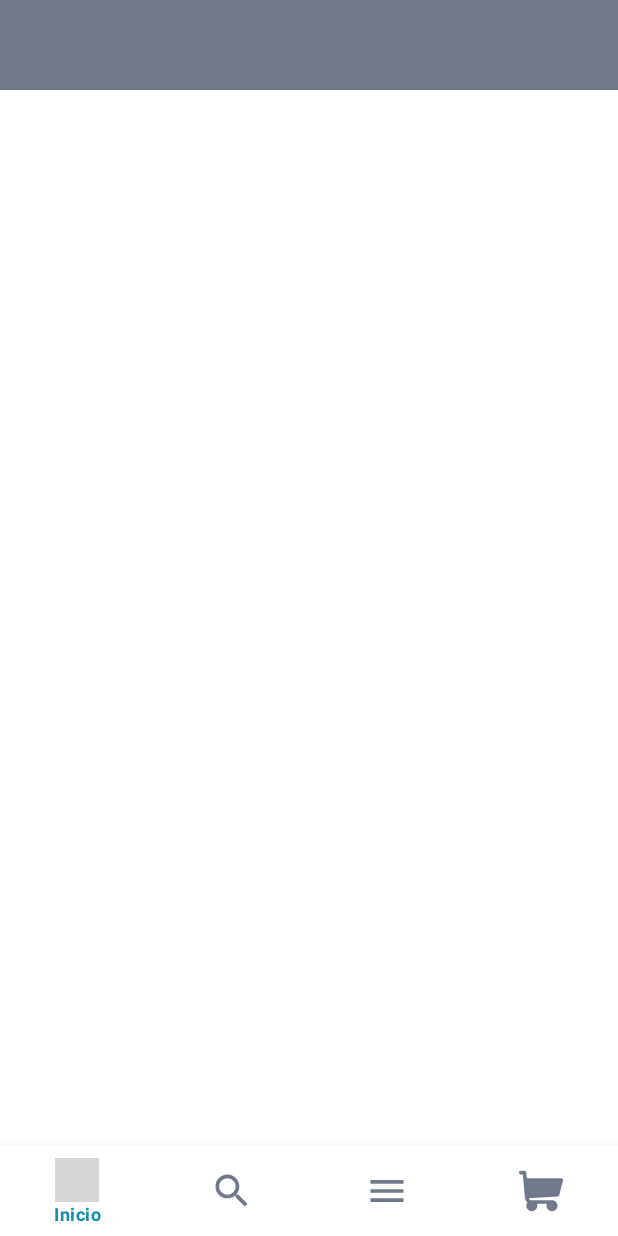
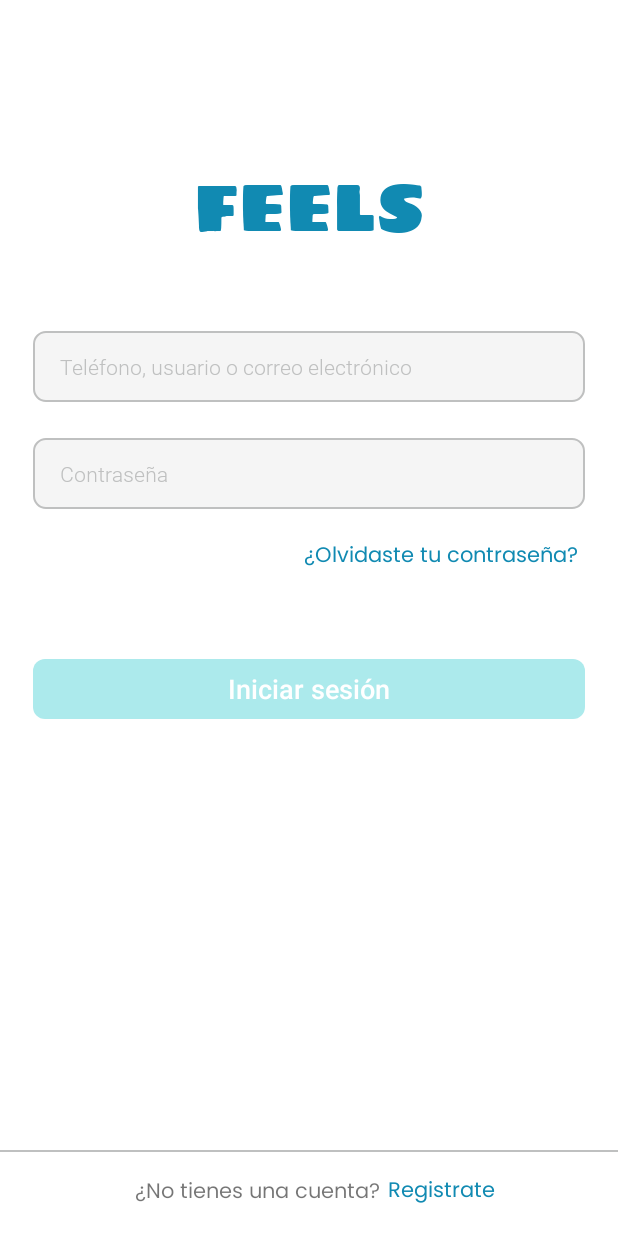
Before and after one commit to AlexisU32/feels, an Android app: the screen it shows after launch (Principal before the commit, Login after it), on a phone screen of 412 x 824 dp. Run offline under Robolectric (Android 15) with nearby library versions, the phone set to English and light mode, and no system bars; grey boxes are pictures that could not be loaded.

Commit message:
Se termino de ajustar lo necesario para el login

```diff
--- a/app/src/main/java/com/example/feels/Login.java
+++ b/app/src/main/java/com/example/feels/Login.java
@@ -2,34 +2,185 @@ package com.example.feels;
 
 import androidx.appcompat.app.AppCompatActivity;
 
-import android.content.Context;
-import android.net.ConnectivityManager;
-import android.net.NetworkInfo;
+import android.annotation.SuppressLint;
+import android.content.Intent;
+import android.content.SharedPreferences;
 import android.os.Bundle;
-import android.view.WindowManager;
+import android.os.Handler;
+import android.text.Editable;
+import android.text.TextWatcher;
+import android.view.KeyEvent;
+import android.view.View;
+import android.view.inputmethod.EditorInfo;
+import android.widget.Button;
+import android.widget.EditText;
+import android.widget.TextView;
 import android.widget.Toast;
 
 public class Login extends AppCompatActivity {
 
+    /**
+     * @author Alexis Ruiz Uribe
+     * @date 10/10/2021
+     * @params
+     * @resumen Clase para la activity del Login
+     */
+
+    // Referenciar los objetos del xml
+    EditText user, password;
+    TextView olvido_contraseña, registrarse;
+    Button iniciar_sesion;
+
+    // Instanciar un objeto de la clase Handler
+    Handler handler = new Handler();
+
+    @SuppressLint("UseCompatLoadingForDrawables")
     @Override
     protected void onCreate(Bundle savedInstanceState) {
         super.onCreate(savedInstanceState);
-        // Hacemos que esta vista se vea en toda la pantalla
-        getWindow().setFlags(WindowManager.LayoutParams.FLAG_FULLSCREEN, WindowManager.LayoutParams.FLAG_FULLSCREEN);
         setContentView(R.layout.activity_login);
 
-        // Verificar si el usuario está conectado a internet
-        ConnectivityManager connectivityManager = (ConnectivityManager) getSystemService(Context.CONNECTIVITY_SERVICE);
-        NetworkInfo networkInfo = connectivityManager.getActiveNetworkInfo();
+        // Instanciar los objetos del xml
+        user = findViewById(R.id.et_user_login);
+        password = findViewById(R.id.et_password_login);
+        olvido_contraseña = findViewById(R.id.tv_recuperar_password_login);
+        registrarse = findViewById(R.id.tv_registrarse_login);
+        iniciar_sesion = findViewById(R.id.btn_iniciar_sesion_login);
 
-        if (networkInfo != null && networkInfo.isConnected()) {
-            Toast.makeText(getApplicationContext(), "Está conectado " + networkInfo.getState(), Toast.LENGTH_SHORT).show();
-        }else{
-            Toast.makeText(getApplicationContext(), "No está conectado ", Toast.LENGTH_SHORT).show();
-        }
+        /**
+         * @author Alexis Ruiz Uribe
+         * @date 10/10/2021
+         * @params
+         * @resumen se bloquea el botón para que funcione solo cuando hayan datos en lo editext
+         */
+        iniciar_sesion.setEnabled(false);
+        iniciar_sesion.setBackground(getResources().getDrawable(R.drawable.fondo_btn_ingresar_bloqueado));
+
+        /**
+         * @author Alexis Ruiz Uribe
+         * @date 10/10/2021
+         * @params
+         * @resumen Con este método verificamos que cuando se escriba en los editex se desactive active el boton de inicio de sessión
+         */
+        user.addTextChangedListener(new TextWatcher() {
+            @Override
+            public void onTextChanged(CharSequence s, int start, int before, int count) {
+                // TODO Auto-generated method stub
+                if (!user.getText().toString().isEmpty() && !password.getText().toString().isEmpty()){
+                    iniciar_sesion.setEnabled(true);
+                    iniciar_sesion.setBackground(getResources().getDrawable(R.drawable.fondo_btn_ingresar));
+                }else{
+                    iniciar_sesion.setEnabled(false);
+                    iniciar_sesion.setBackground(getResources().getDrawable(R.drawable.fondo_btn_ingresar_bloqueado));
+                }
+
+            }
+
+            @Override
+            public void beforeTextChanged(CharSequence s, int start, int count, int after) {
+                // TODO Auto-generated method stub
+
+            }
+
+            @Override
+            public void afterTextChanged(Editable s) {
+                // TODO Auto-generated method stub
+
+            }
+        });
+
+        /**
+         * @author Alexis Ruiz Uribe
+         * @date 10/10/2021
+         * @params
+         * @resumen Con este método verificamos que cuando se escriba en los editex se desactive active el boton de inicio de sessión
+         */
+        password.addTextChangedListener(new TextWatcher() {
+            @Override
+            public void onTextChanged(CharSequence s, int start, int before, int count) {
+                // TODO Auto-generated method stub
+                if (!user.getText().toString().isEmpty() && !password.getText().toString().isEmpty()){
+                    iniciar_sesion.setEnabled(true);
+                    iniciar_sesion.setBackground(getResources().getDrawable(R.drawable.fondo_btn_ingresar));
+                }else{
+                    iniciar_sesion.setEnabled(false);
+                    iniciar_sesion.setBackground(getResources().getDrawable(R.drawable.fondo_btn_ingresar_bloqueado));
+                }
+
+            }
+
+            @Override
+            public void beforeTextChanged(CharSequence s, int start, int count, int after) {
+                // TODO Auto-generated method stub
+
+            }
+
+            @Override
+            public void afterTextChanged(Editable s) {
+                // TODO Auto-generated method stub
+
+            }
+        });
+
+        /**
+         * @author Alexis Ruiz Uribe
+         * @date 10/10/2021
+         * @params
+         * @resumen Función para validar el usuario y la contraseña para luego iniciar sesión
+         */
+        iniciar_sesion.setOnClickListener(new View.OnClickListener() {
+            @Override
+            public void onClick(View view) {
+
+                if (user.getText().toString().isEmpty()){
+                    Toast.makeText(getApplicationContext(), "Debe llenar este campo", Toast.LENGTH_SHORT).show();
+                    user.requestFocus();
+                    return;
+                }
+
+                if (password.getText().toString().isEmpty()){
+                    Toast.makeText(getApplicationContext(), "Debe llenar este campo", Toast.LENGTH_SHORT).show();
+                    password.requestFocus();
+                    return;
+                }
+
+                Toast.makeText(getApplicationContext(), "Ya ha iniciado sesión", Toast.LENGTH_SHORT).show();
+                iniciar_sesion.setEnabled(false);
+                iniciar_sesion.setBackground(getResources().getDrawable(R.drawable.fondo_btn_ingresar_bloqueado));
+                user.setText("");
+                password.setText("");
+                user.requestFocus();
+            }
+        });
+
+        /**
+         * @author Alexis Ruiz Uribe
+         * @date 10/10/2021
+         * @params
+         * @resumen Método para redireccionar al actyvity de recuperar la contraseña
+         */
+        olvido_contraseña.setOnClickListener(new View.OnClickListener() {
+            @Override
+            public void onClick(View view) {
 
 
+                //startActivity(new Intent(getApplicationContext(), ));
 
+            }
+        });
+
+        /**
+         * @author Alexis Ruiz Uribe
+         * @date 10/10/2021
+         * @params
+         * @resumen Método para redireccionar al actyvity de registrar al usuario
+         */
+        registrarse.setOnClickListener(new View.OnClickListener() {
+            @Override
+            public void onClick(View view) {
+
+            }
+        });
 
 
 
--- /dev/null
+++ b/app/src/main/res/drawable/fondo_btn_ingresar.xml
@@ -0,0 +1,5 @@
+<?xml version="1.0" encoding="utf-8"?>
+<shape xmlns:android="http://schemas.android.com/apk/res/android">
+    <gradient android:startColor="@color/turquesa" android:endColor="@color/turquesa"/>
+    <corners android:radius="8dp"/>
+</shape>
--- /dev/null
+++ b/app/src/main/res/drawable/fondo_btn_ingresar_bloqueado.xml
@@ -0,0 +1,5 @@
+<?xml version="1.0" encoding="utf-8"?>
+<shape xmlns:android="http://schemas.android.com/apk/res/android">
+    <gradient android:startColor="@color/turquesa_claro" android:endColor="@color/turquesa_claro"/>
+    <corners android:radius="8dp"/>
+</shape>
--- /dev/null
+++ b/app/src/main/res/drawable/fondo_btn_login.xml
@@ -0,0 +1,6 @@
+<?xml version="1.0" encoding="utf-8"?>
+<shape xmlns:android="http://schemas.android.com/apk/res/android">
+    <gradient android:endColor="@color/gris_mas_claro" android:startColor="@color/gris_mas_claro"/>
+    <corners android:radius="8dp"/>
+    <stroke android:color="@color/gris_claro" android:width="1sp"/>
+</shape>
--- a/app/src/main/res/layout/activity_login.xml
+++ b/app/src/main/res/layout/activity_login.xml
@@ -4,51 +4,138 @@
     xmlns:tools="http://schemas.android.com/tools"
     android:layout_width="match_parent"
     android:layout_height="match_parent"
+    android:orientation="vertical"
     tools:context=".Login"
-    >
-
+    android:background="@color/white">
 
     <TextView
-        android:id="@+id/textView2"
+        android:id="@+id/textView3"
         android:layout_width="wrap_content"
         android:layout_height="wrap_content"
+        android:layout_marginTop="100dp"
         android:fontFamily="@font/sigmar_one"
         android:text="FEELS"
         android:textColor="@color/azul_primario"
-        android:textSize="70sp"
-        app:layout_constraintBottom_toTopOf="@+id/textView"
+        android:textSize="45sp"
         app:layout_constraintEnd_toEndOf="parent"
-        app:layout_constraintHorizontal_bias="0.497"
+        app:layout_constraintStart_toStartOf="parent"
+        app:layout_constraintTop_toTopOf="parent" />
+
+    <EditText
+        android:id="@+id/et_user_login"
+        android:layout_width="match_parent"
+        android:layout_marginLeft="22dp"
+        android:layout_marginRight="22dp"
+        android:background="@drawable/fondo_btn_login"
+        android:hint="Teléfono, usuario o correo electrónico"
+        android:textColorHint="@color/gris_claro"
+        android:textSize="14sp"
+        android:textColor="@color/black"
+        android:fontFamily="@font/roboto_light"
+        android:paddingLeft="18dp"
+        android:inputType="text"
+        android:imeOptions="actionNext"
+        android:singleLine="true"
+        android:maxLength="40"
+
+        android:layout_height="47dp"
+        android:layout_marginTop="45dp"
+        app:layout_constraintEnd_toEndOf="parent"
+        app:layout_constraintHorizontal_bias="0.495"
+        app:layout_constraintStart_toStartOf="parent"
+        app:layout_constraintTop_toBottomOf="@+id/textView3" />
+
+    <EditText
+        android:id="@+id/et_password_login"
+        android:layout_width="match_parent"
+        android:layout_marginLeft="22dp"
+        android:layout_marginRight="22dp"
+        android:background="@drawable/fondo_btn_login"
+        android:hint="Contraseña"
+        android:textColorHint="@color/gris_claro"
+        android:textColor="@color/black"
+        android:textSize="14sp"
+        android:fontFamily="@font/roboto_light"
+        android:paddingLeft="18dp"
+        android:inputType="textPassword"
+        android:singleLine="true"
+        android:maxLength="40"
+
+        android:layout_height="47dp"
+        android:layout_marginTop="24dp"
+        app:layout_constraintEnd_toEndOf="parent"
+        app:layout_constraintHorizontal_bias="0.495"
+        app:layout_constraintStart_toStartOf="parent"
+        app:layout_constraintTop_toBottomOf="@+id/et_user_login" />
+
+    <TextView
+        android:id="@+id/tv_recuperar_password_login"
+        android:layout_width="wrap_content"
+        android:layout_height="wrap_content"
+        android:text="¿Olvidaste tu contraseña?"
+        android:textColor="@color/azul_primario"
+        android:fontFamily="@font/poppins_regular"
+        app:layout_constraintBottom_toTopOf="@+id/btn_iniciar_sesion_login"
+        app:layout_constraintEnd_toEndOf="parent"
+        app:layout_constraintHorizontal_bias="0.884"
+        app:layout_constraintStart_toStartOf="parent"
+        app:layout_constraintTop_toBottomOf="@+id/et_password_login"
+        app:layout_constraintVertical_bias="0.259" />
+
+    <Button
+        android:id="@+id/btn_iniciar_sesion_login"
+        android:layout_width="match_parent"
+        android:layout_marginLeft="22dp"
+        android:layout_marginRight="22dp"
+        android:layout_height="40dp"
+        android:layout_marginTop="100dp"
+        android:background="@drawable/fondo_btn_ingresar"
+        android:text="Iniciar sesión"
+        android:textAllCaps="false"
+        android:textColor="@color/white"
+        android:textSize="18sp"
+        app:layout_constraintEnd_toEndOf="parent"
+        app:layout_constraintStart_toStartOf="parent"
+        app:layout_constraintTop_toBottomOf="@+id/et_password_login" />
+
+    <View
+        android:id="@+id/view"
+        android:layout_width="fill_parent"
+        android:layout_height="1dp"
+        android:background="@color/gris_claro"
+        app:layout_constraintBottom_toBottomOf="parent"
+        app:layout_constraintEnd_toEndOf="parent"
         app:layout_constraintStart_toStartOf="parent"
         app:layout_constraintTop_toTopOf="parent"
-        app:layout_constraintVertical_bias="0.56" />
+        app:layout_constraintVertical_bias="0.932" />
 
     <TextView
+        android:id="@+id/textView4"
         android:layout_width="wrap_content"
         android:layout_height="wrap_content"
-        android:text="from"
-        android:textSize="19sp"
         android:fontFamily="@font/poppins_regular"
-        android:textColor="@color/gris_claro"
-        app:layout_constraintBottom_toTopOf="@+id/textView"
+        android:text="¿No tienes una cuenta?"
+        app:layout_constraintBottom_toBottomOf="parent"
         app:layout_constraintEnd_toEndOf="parent"
-        app:layout_constraintHorizontal_bias="0.498"
+        app:layout_constraintHorizontal_bias="0.361"
         app:layout_constraintStart_toStartOf="parent"
-        app:layout_constraintTop_toBottomOf="@+id/textView2"
-        app:layout_constraintVertical_bias="1.0" />
+        app:layout_constraintTop_toBottomOf="@+id/view"
+        app:layout_constraintVertical_bias="0.48" />
 
     <TextView
-        android:id="@+id/textView"
+        android:id="@+id/tv_registrarse_login"
         android:layout_width="wrap_content"
         android:layout_height="wrap_content"
-        android:layout_marginBottom="32dp"
-        android:fontFamily="@font/poppins_bold"
-        android:text="ALEXIS.COM.CO"
+        android:layout_marginStart="5dp"
+        android:text="Registrate"
         android:textColor="@color/azul_primario"
-        android:textSize="20sp"
+        android:fontFamily="@font/poppins_regular"
         app:layout_constraintBottom_toBottomOf="parent"
         app:layout_constraintEnd_toEndOf="parent"
-        app:layout_constraintStart_toStartOf="parent" />
+        app:layout_constraintHorizontal_bias="0.0"
+        app:layout_constraintStart_toEndOf="@+id/textView4"
+        app:layout_constraintTop_toBottomOf="@+id/view"
+        app:layout_constraintVertical_bias="0.466" />
 
 
 </androidx.constraintlayout.widget.ConstraintLayout>
--- a/app/src/main/res/values-night/themes.xml
+++ b/app/src/main/res/values-night/themes.xml
@@ -1,6 +1,6 @@
 <resources xmlns:tools="http://schemas.android.com/tools">
     <!-- Base application theme. -->
-    <style name="Theme.Feels" parent="Theme.MaterialComponents.DayNight.DarkActionBar">
+    <style name="Theme.Feels" parent="Theme.AppCompat.Light.NoActionBar">
         <!-- Primary brand color. -->
         <item name="colorPrimary">@color/purple_200</item>
         <item name="colorPrimaryVariant">@color/purple_700</item>
@@ -14,6 +14,6 @@
         <!-- Customize your theme here. -->
     </style>
 
-    <style name="Theme.Feels2" parent="Theme.MaterialComponents.DayNight.NoActionBar">
+    <style name="Theme.Feels2" parent="Theme.AppCompat.Light.NoActionBar">
     </style>
 </resources>
--- a/app/src/main/res/values/colors.xml
+++ b/app/src/main/res/values/colors.xml
@@ -8,7 +8,10 @@
     <color name="black">#FF000000</color>
     <color name="white">#FFFFFFFF</color>
     <color name="azul_primario">#118ab2</color>
+    <color name="turquesa">#2cd4d9</color>
+    <color name="turquesa_claro">#aceaec</color>
     <color name="color_name">#00a896</color>
     <color name="gris_claro">#bfc0c0</color>
+    <color name="gris_mas_claro">#F5F5F5</color>
     <color name="grisObscuro">#70798c</color>
 </resources>
--- a/app/src/main/res/values/themes.xml
+++ b/app/src/main/res/values/themes.xml
@@ -1,19 +1,19 @@
 <resources xmlns:tools="http://schemas.android.com/tools">
     <!-- Base application theme. -->
-    <style name="Theme.Feels" parent="Theme.MaterialComponents.DayNight.DarkActionBar">
+    <style name="Theme.Feels" parent="Theme.AppCompat.Light.NoActionBar">
         <!-- Primary brand color. -->
         <item name="colorPrimary">@color/white</item>
-        <item name="colorPrimaryVariant">@color/white</item>
+        <item name="colorPrimaryVariant">@color/turquesa</item>
         <item name="colorOnPrimary">@color/white</item>
         <!-- Secondary brand color. -->
         <item name="colorSecondary">@color/teal_200</item>
-        <item name="colorSecondaryVariant">@color/teal_700</item>
+        <item name="colorSecondaryVariant">@color/black</item>
         <item name="colorOnSecondary">@color/black</item>
         <!-- Status bar color. -->
         <item name="android:statusBarColor" tools:targetApi="l">?attr/colorPrimaryVariant</item>
         <!-- Customize your theme here. -->
     </style>
-    <style name="Theme.Feels2" parent="Theme.MaterialComponents.DayNight.NoActionBar">
+    <style name="Theme.Feels2" parent="Theme.AppCompat.Light.NoActionBar">
         <!-- Primary brand color. -->
         <item name="colorPrimary">@color/white</item>
         <item name="colorPrimaryVariant">@color/white</item>
```
Also changed, not shown: app/src/main/AndroidManifest.xml (+8 -5 lines), app/src/main/java/com/example/feels/Splash_screen.java (added, +37 -0 lines), app/src/main/res/layout/activity_splash_screen.xml (added, +54 -0 lines).
